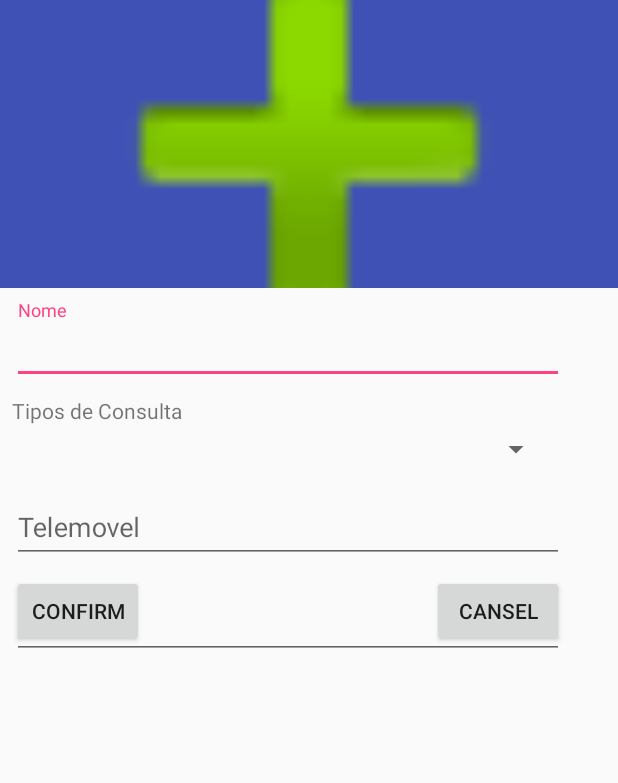
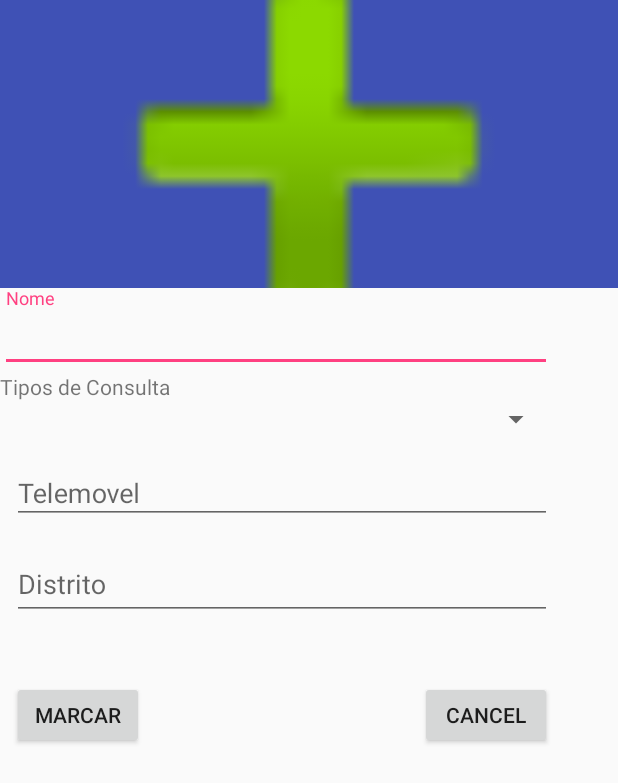
Before and after one commit to FabioViegas6/MarcaoConsultas-master, an Android app: the layout activity_edit_consulta.xml on its own in the app's theme, with its tools: preview values and no code run, on a phone screen of 412 x 824 dp. Shown: the top 783 px of the screen. Run offline under Robolectric (Android 15) with nearby library versions, the phone set to English and light mode, and no system bars.

Commit message:
content edit consulta

```diff
--- a/app/src/main/res/layout/activity_edit_consulta.xml
+++ b/app/src/main/res/layout/activity_edit_consulta.xml
@@ -39,12 +39,14 @@
 
         <android.support.constraint.ConstraintLayout
             android:layout_width="match_parent"
-            android:layout_height="match_parent">
+            android:layout_height="match_parent"
+            android:minHeight="250dp">
 
             <include
                 layout="@layout/content_edit_consulta"
                 android:layout_width="wrap_content"
-                android:layout_height="wrap_content" />
+                android:layout_height="315dp"
+                android:visibility="visible" />
         </android.support.constraint.ConstraintLayout>
     </android.support.v4.widget.NestedScrollView>
 </android.support.design.widget.CoordinatorLayout>
--- a/app/src/main/res/layout/content_edit_consulta.xml
+++ b/app/src/main/res/layout/content_edit_consulta.xml
@@ -1,100 +1,113 @@
 <?xml version="1.0" encoding="utf-8"?>
-<android.support.constraint.ConstraintLayout
-    xmlns:android="http://schemas.android.com/apk/res/android"
+<android.support.constraint.ConstraintLayout xmlns:android="http://schemas.android.com/apk/res/android"
     xmlns:app="http://schemas.android.com/apk/res-auto"
     xmlns:tools="http://schemas.android.com/tools"
     android:layout_width="match_parent"
     android:layout_height="match_parent"
     app:layout_behavior="@string/appbar_scrolling_view_behavior"
     tools:context=".EditConsultaActivity"
+    tools:layout_editor_absoluteY="273dp"
     tools:showIn="@layout/activity_edit_consulta">
 
     <android.support.design.widget.TextInputLayout
-        android:id="@+id/textinputLayout"
+        android:id="@+id/textinputLayoutNome"
         android:layout_width="368dp"
+        android:layout_height="wrap_content"
+
+        app:layout_constraintStart_toStartOf="parent"
+        app:layout_constraintTop_toTopOf="parent">
+        >
+
+        <android.support.design.widget.TextInputEditText
+            android:id="@+id/EditTextNome"
+            android:layout_width="match_parent"
+            android:layout_height="wrap_content"
+            android:hint="Nome"
+            android:inputType="textAutoComplete" />
+    </android.support.design.widget.TextInputLayout>
+
+    <TextView
+        android:id="@+id/textViewTipos"
+        android:layout_width="wrap_content"
+        android:layout_height="wrap_content"
+        android:text="Tipos de Consulta"
+        tools:layout_editor_absoluteX="8dp"
+        tools:layout_editor_absoluteY="73dp"
+        app:layout_constraintStart_toStartOf="parent"
+        app:layout_constraintTop_toBottomOf="@+id/textinputLayoutNome"/>
+
+    <Spinner
+        android:id="@+id/spinnerTipo_de_Consulta"
+        android:layout_width="368dp"
+        android:layout_height="wrap_content"
+        tools:layout_editor_absoluteX="8dp"
+        tools:layout_editor_absoluteY="96dp"
+        app:layout_constraintStart_toStartOf="parent"
+        app:layout_constraintTop_toBottomOf="@+id/textViewTipos"/>
+
+    <android.support.design.widget.TextInputLayout
+        android:id="@+id/TextInputLayoutMovel"
+        android:layout_width="360dp"
+        android:layout_height="50dp"
+        android:layout_marginEnd="8dp"
+        android:layout_marginStart="8dp"
+
+        android:layout_marginTop="8dp"
+        app:layout_constraintEnd_toEndOf="parent"
+
+        app:layout_constraintStart_toStartOf="parent"
+        app:layout_constraintTop_toBottomOf="@+id/spinnerTipo_de_Consulta">
+
+        <android.support.design.widget.TextInputEditText
+            android:id="@+id/editTextMovel"
+            android:layout_width="match_parent"
+            android:layout_height="wrap_content"
+            android:hint="Telemovel"
+            android:inputType="number" />
+    </android.support.design.widget.TextInputLayout>
+
+    <android.support.design.widget.TextInputLayout
+        android:id="@+id/TextInputLayoutDis"
+        android:layout_width="360dp"
         android:layout_height="wrap_content"
         android:layout_marginEnd="8dp"
         android:layout_marginStart="8dp"
         android:layout_marginTop="8dp"
         app:layout_constraintEnd_toEndOf="parent"
         app:layout_constraintStart_toStartOf="parent"
-        app:layout_constraintTop_toTopOf="parent">
+        app:layout_constraintTop_toBottomOf="@+id/TextInputLayoutMovel">
 
         <android.support.design.widget.TextInputEditText
+            android:id="@+id/editTextDis"
             android:layout_width="match_parent"
             android:layout_height="wrap_content"
-            android:hint="Nome" />
-    </android.support.design.widget.TextInputLayout>
-
-    <TextView
-        android:id="@+id/textView"
-        android:layout_width="wrap_content"
-        android:layout_height="wrap_content"
-        android:layout_marginStart="8dp"
-        android:layout_marginTop="8dp"
-        android:text="Tipos de Consulta"
-        app:layout_constraintStart_toStartOf="parent"
-        app:layout_constraintTop_toBottomOf="@+id/textinputLayout" />
-
-    <Spinner
-        android:id="@+id/spinnerTipo_de_Consulta"
-        android:layout_width="368dp"
-        android:layout_height="wrap_content"
-        android:layout_marginTop="4dp"
-        app:layout_constraintTop_toBottomOf="@+id/textView"
-        tools:layout_editor_absoluteX="8dp" />
-
-    <android.support.design.widget.TextInputLayout
-        android:id="@+id/textInputLayout"
-        android:layout_width="368dp"
-        android:layout_height="wrap_content"
-        android:layout_marginStart="8dp"
-        android:layout_marginTop="8dp"
-        app:layout_constraintStart_toStartOf="parent"
-        app:layout_constraintTop_toBottomOf="@+id/spinnerTipo_de_Consulta">
-
-        <android.support.design.widget.TextInputEditText
-            android:id="@+id/TextEditNumeroTele"
-            android:layout_width="match_parent"
-            android:layout_height="wrap_content"
-            android:hint="Telemovel" />
-    </android.support.design.widget.TextInputLayout>
-
-    <android.support.design.widget.TextInputLayout
-        android:id="@+id/textInputLayout3"
-        android:layout_width="368dp"
-        android:layout_height="wrap_content"
-        android:layout_marginEnd="8dp"
-        android:layout_marginStart="8dp"
-        android:layout_marginTop="8dp"
-        app:layout_constraintEnd_toEndOf="parent"
-        app:layout_constraintStart_toStartOf="parent"
-        app:layout_constraintTop_toBottomOf="@+id/textInputLayout">
-
-        <android.support.design.widget.TextInputEditText
-            android:id="@+id/textInputDistrito"
-            android:layout_width="match_parent"
-            android:layout_height="wrap_content"
-            android:hint="Distrito" />
+            android:hint="Distrito"
+            android:inputType="textAutoComplete"/>
     </android.support.design.widget.TextInputLayout>
 
     <Button
-        android:id="@+id/buttonConfirmar "
+        android:id="@+id/buttonMarcar"
         android:layout_width="wrap_content"
-        android:layout_height="wrap_content"
+        android:layout_height="45dp"
         android:layout_marginBottom="8dp"
         android:layout_marginStart="8dp"
-        android:text="Confirm"
+        android:layout_marginLeft="8dp"
+        android:layout_marginRight="8dp"
+        android:onClick="marcar"
+        android:text="Marcar"
         app:layout_constraintBottom_toBottomOf="parent"
         app:layout_constraintStart_toStartOf="parent" />
 
     <Button
-        android:id="@+id/buttonCansel"
+        android:id="@+id/button4"
         android:layout_width="wrap_content"
-        android:layout_height="wrap_content"
+        android:layout_height="45dp"
         android:layout_marginBottom="8dp"
         android:layout_marginEnd="8dp"
-        android:text="Cansel"
+        android:layout_marginLeft="8dp"
+        android:layout_marginRight="8dp"
+        android:onClick="cansel"
+        android:text="Cancel"
         app:layout_constraintBottom_toBottomOf="parent"
         app:layout_constraintEnd_toEndOf="parent" />
 
```
